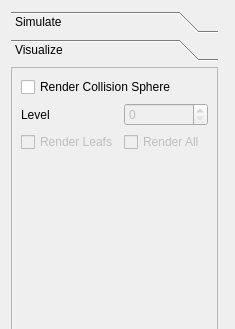
This is src/simulation/ui/SimulationUIWidget.ui in danielroth1/CAE as Qt 5 draws it before an edit; both pictures show x 0 to 235 and y 0 to 329 of the 235 by 485 pixel window. The edited form follows.
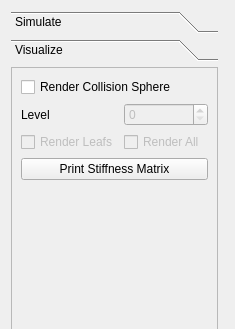
This is the edited form. The open tabs and pages were chosen to show the change. Custom widgets are drawn as their Qt base class.

Commit message: adds button to print stiffness matrix

The edit to the form file:
```diff
--- a/src/simulation/ui/SimulationUIWidget.ui
+++ b/src/simulation/ui/SimulationUIWidget.ui
@@ -416,6 +416,13 @@
                    </property>
                   </spacer>
                  </item>
+                 <item row="5" column="0">
+                  <widget class="QPushButton" name="mPrintStiffnessMatrixButton">
+                   <property name="text">
+                    <string>Print Stiffness Matrix</string>
+                   </property>
+                  </widget>
+                 </item>
                 </layout>
                </widget>
               </item>
```
Left out of the diff: 4 changed lines with no effect on the pictures. The commit also changes 8 other files.
